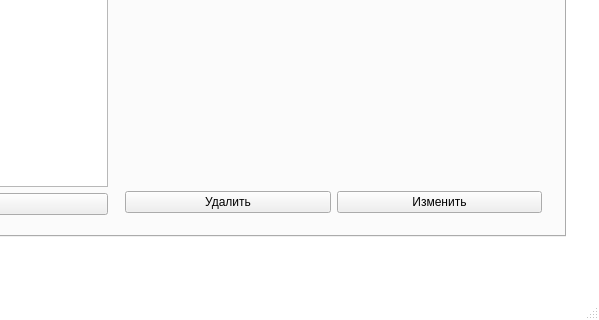
This is iSalary/iSalary/mainwindow.ui in Polikarpova/iSalary as Qt 5 draws it before an edit; both pictures show x 402 to 1001 and y 301 to 621 of the 1001 by 621 pixel window. The edited form follows.
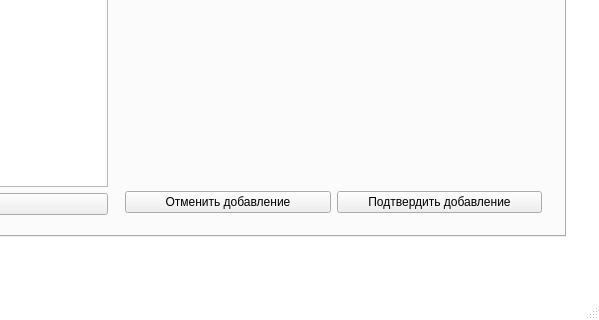
This is the edited form. The open tabs and pages were chosen to show the change. Icons and pictures are not drawn.

Commit message: Добавлены кнопки для добавления товаров (подтверждение и отмена)

The edit to the form file:
```diff
--- a/iSalary/iSalary/mainwindow.ui
+++ b/iSalary/iSalary/mainwindow.ui
@@ -912,6 +912,24 @@
                       </item>
                      </layout>
                     </widget>
+                    <widget class="QWidget" name="addNewProduxt">
+                     <layout class="QHBoxLayout" name="horizontalLayout_8">
+                      <item>
+                       <widget class="QPushButton" name="productCancelAddButton">
+                        <property name="text">
+                         <string>Отменить добавление</string>
+                        </property>
+                       </widget>
+                      </item>
+                      <item>
+                       <widget class="QPushButton" name="productSubmitAddButton">
+                        <property name="text">
+                         <string>Подтвердить добавление</string>
+                        </property>
+                       </widget>
+                      </item>
+                     </layout>
+                    </widget>
                    </widget>
                   </item>
                  </layout>
```
Left out of the diff: 8 changed lines with no effect on the pictures.
